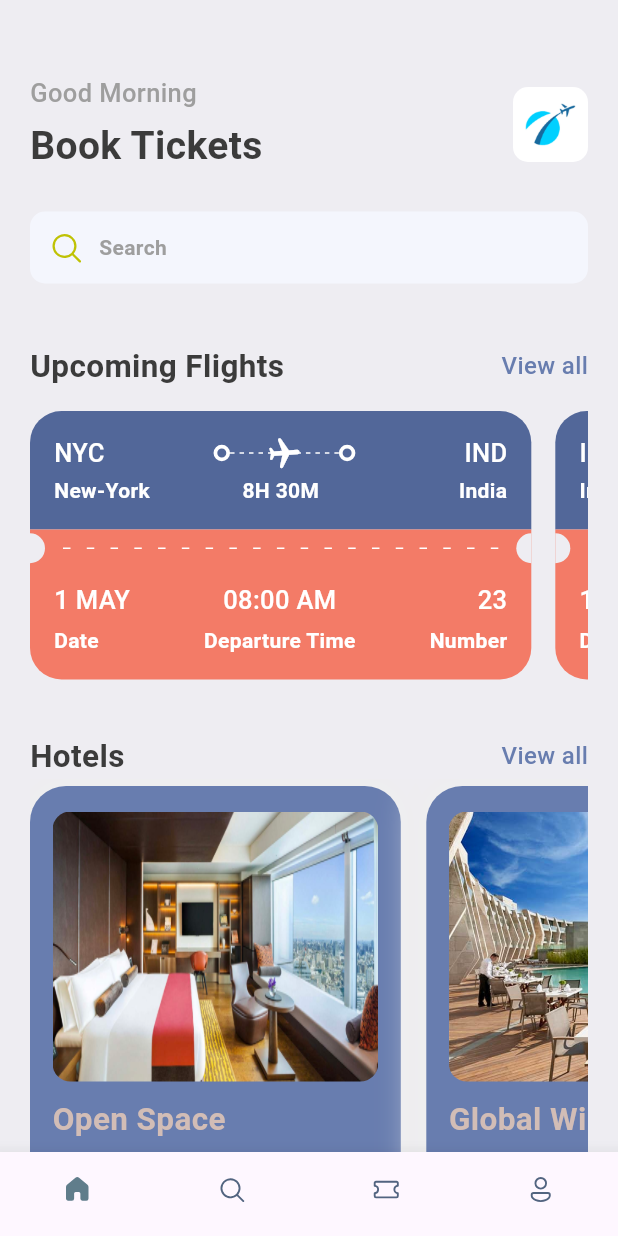
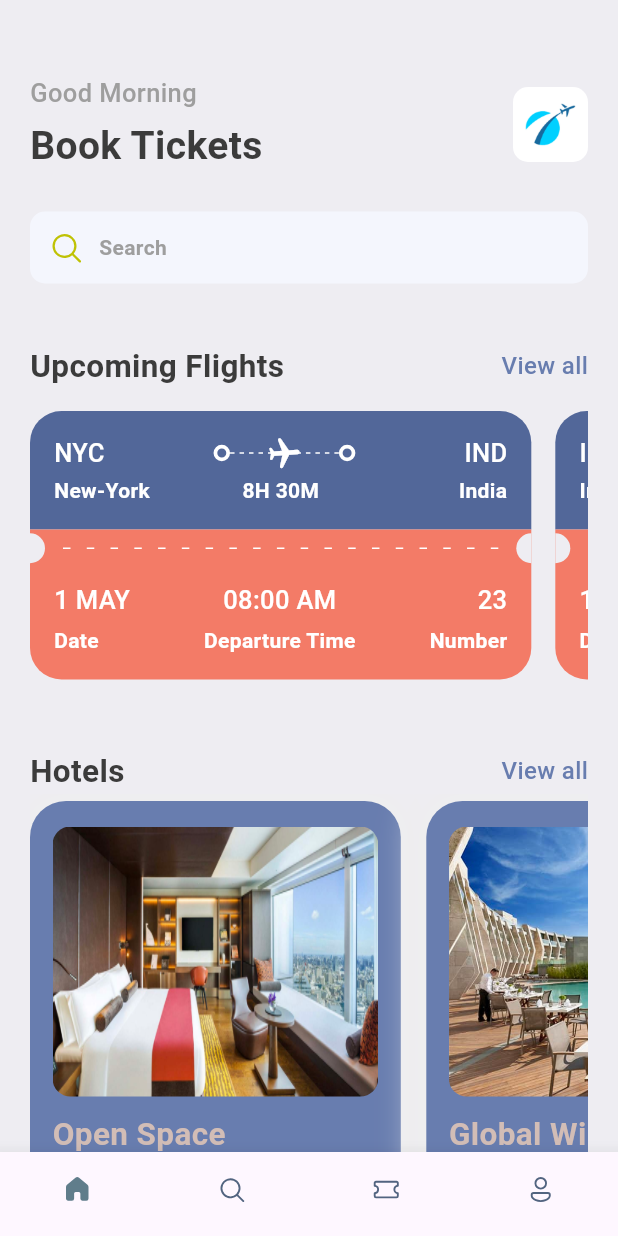
Before and after one commit to flutter-preview/MrCalifer-BookTicket_Flutter, a Flutter app: the screen it shows after launch, on a phone screen of 412 x 824 dp. Run offline on Flutter 3.47's test engine with Material 2 defaults, Android fonts, the phone set to English and light mode, and no system bars; our stand-ins replace fluentui_icons, gap, get.

Commit message:
Added dynamic width and height

```diff
--- a/lib/Home/bottom_bar.dart
+++ b/lib/Home/bottom_bar.dart
@@ -1,4 +1,5 @@
 import 'package:booktickets/Home/screen/home_screen.dart';
+import 'package:booktickets/Utils/app_layout.dart';
 import 'package:fluentui_icons/fluentui_icons.dart';
 import 'package:flutter/material.dart';
 
@@ -36,7 +37,7 @@ class _BottomBarState extends State<BottomBar> {
         unselectedItemColor: const Color(0xFF526480),
         elevation: 10,
         onTap: _onItemTap,
-        iconSize: 20,
+        iconSize: AppLayout.getHeight(20),
         type: BottomNavigationBarType.fixed,
         items: const [
           BottomNavigationBarItem(
--- a/lib/Home/screen/home_screen.dart
+++ b/lib/Home/screen/home_screen.dart
@@ -3,6 +3,7 @@ import 'package:booktickets/Home/views/hotel_view/hotel_view.dart';
 import 'package:booktickets/Home/views/search_view/search_view.dart';
 import 'package:booktickets/Home/views/ticket_view/ticket_view.dart';
 import 'package:booktickets/Utils/app_info_list.dart';
+import 'package:booktickets/Utils/app_layout.dart';
 import 'package:booktickets/Utils/app_styles.dart';
 import 'package:flutter/material.dart';
 import 'package:gap/gap.dart';
@@ -17,19 +18,21 @@ class HomeScreen extends StatelessWidget {
       body: ListView(
         children: [
           Container(
-            padding: const EdgeInsets.symmetric(horizontal: 20, vertical: 10),
+            padding: EdgeInsets.symmetric(
+                horizontal: AppLayout.getHeight(20),
+                vertical: AppLayout.getHeight(10)),
             child: Column(
               children: [
                 //Header View
-                const Gap(40),
+                Gap(AppLayout.getHeight(40)),
                 const HeaderView(),
 
                 //Search Bar View
-                const Gap(25),
+                Gap(AppLayout.getHeight(25)),
                 const SearchBarView(),
 
                 // Upcoming Flight View
-                const Gap(40),
+                Gap(AppLayout.getHeight(40)),
                 Row(
                   mainAxisAlignment: MainAxisAlignment.spaceBetween,
                   children: [
@@ -50,7 +53,7 @@ class HomeScreen extends StatelessWidget {
                 ),
 
                 // Ticket List View
-                const Gap(15),
+                Gap(AppLayout.getHeight(15)),
                 SingleChildScrollView(
                   scrollDirection: Axis.horizontal,
                   child: Row(
@@ -60,7 +63,7 @@ class HomeScreen extends StatelessWidget {
                 ),
 
                 //Hotel View
-                const Gap(15),
+                Gap(AppLayout.getHeight(15)),
                 Row(
                   mainAxisAlignment: MainAxisAlignment.spaceBetween,
                   children: [
--- a/lib/Home/views/header_view/header_view.dart
+++ b/lib/Home/views/header_view/header_view.dart
@@ -1,3 +1,4 @@
+import 'package:booktickets/Utils/app_layout.dart';
 import 'package:booktickets/Utils/app_styles.dart';
 import 'package:flutter/material.dart';
 import 'package:gap/gap.dart';
@@ -14,7 +15,7 @@ class HeaderView extends StatelessWidget {
           crossAxisAlignment: CrossAxisAlignment.start,
           children: [
             Text("Good Morning", style: Styles.headLineStyle3),
-            const Gap(5),
+            Gap(AppLayout.getHeight(5)),
             Text(
               "Book Tickets",
               style: Styles.headLineStyle1,
@@ -22,10 +23,10 @@ class HeaderView extends StatelessWidget {
           ],
         ),
         Container(
-          width: 50,
-          height: 50,
+          width: AppLayout.getWidth(50),
+          height: AppLayout.getHeight(50),
           decoration: BoxDecoration(
-              borderRadius: BorderRadius.circular(10),
+              borderRadius: BorderRadius.circular(AppLayout.getHeight(10)),
               image: const DecorationImage(
                   fit: BoxFit.fitHeight,
                   image: AssetImage("assest/images/img_1.png"))),
--- a/lib/Home/views/hotel_view/hotel_view.dart
+++ b/lib/Home/views/hotel_view/hotel_view.dart
@@ -11,38 +11,43 @@ class HotelView extends StatelessWidget {
   Widget build(BuildContext context) {
     final size = AppLayout.getSize(context);
     return Container(
-      padding: const EdgeInsets.symmetric(horizontal: 15, vertical: 17),
-      margin: const EdgeInsets.only(right: 17, top: 5),
+      padding: EdgeInsets.symmetric(
+          horizontal: AppLayout.getHeight(15),
+          vertical: AppLayout.getHeight(17)),
+      margin: EdgeInsets.only(
+          right: AppLayout.getHeight(17), top: AppLayout.getHeight(5)),
       decoration: BoxDecoration(
           color: Styles.primaryColor,
-          borderRadius: BorderRadius.circular(24),
+          borderRadius: BorderRadius.circular(AppLayout.getHeight(24)),
           boxShadow: [
             BoxShadow(
-                color: Colors.grey.shade200, blurRadius: 20, spreadRadius: 5)
+                color: Colors.grey.shade200,
+                blurRadius: AppLayout.getHeight(20),
+                spreadRadius: AppLayout.getHeight(5))
           ]),
       width: size.width * 0.6, // 60% of the container width
-      height: 350,
+      height: AppLayout.getHeight(360),
       child: Column(crossAxisAlignment: CrossAxisAlignment.start, children: [
         Container(
-          height: 180,
+          height: AppLayout.getHeight(180),
           decoration: BoxDecoration(
               color: Styles.primaryColor,
-              borderRadius: BorderRadius.circular(12),
+              borderRadius: BorderRadius.circular(AppLayout.getHeight(12)),
               image: DecorationImage(
                   fit: BoxFit.fill,
                   image: AssetImage("assest/images/${hotel['image']}"))),
         ),
-        const Gap(10),
+        Gap(AppLayout.getHeight(10)),
         Text(
           hotel['place'],
           style: Styles.headLineStyle2.copyWith(color: Styles.kakiCOlor),
         ),
-        const Gap(5),
+        Gap(AppLayout.getHeight(5)),
         Text(
           hotel['destination'],
           style: Styles.headLineStyle3.copyWith(color: Colors.white),
         ),
-        const Gap(8),
+        Gap(AppLayout.getHeight(8)),
         Text(
           "\$${hotel['price']}/night",
           style: Styles.headLineStyle1.copyWith(color: Styles.kakiCOlor),
--- a/lib/Home/views/search_view/search_view.dart
+++ b/lib/Home/views/search_view/search_view.dart
@@ -1,3 +1,4 @@
+import 'package:booktickets/Utils/app_layout.dart';
 import 'package:booktickets/Utils/app_styles.dart';
 import 'package:fluentui_icons/fluentui_icons.dart';
 import 'package:flutter/material.dart';
@@ -10,13 +11,13 @@ class SearchBarView extends StatelessWidget {
   Widget build(BuildContext context) {
     return Container(
       decoration: BoxDecoration(
-          borderRadius: BorderRadius.circular(10),
+          borderRadius: BorderRadius.circular(AppLayout.getHeight(10)),
           color: const Color(0xFFF4F6FD)),
-      padding: const EdgeInsets.all(12),
+      padding: EdgeInsets.all(AppLayout.getHeight(12)),
       child: Row(children: [
         const Icon(FluentSystemIcons.ic_fluent_search_regular,
             color: Color(0xFFBFC205)),
-        const Gap(10),
+        Gap(AppLayout.getHeight(10)),
         Text("Search", style: Styles.headLineStyle4)
       ]),
     );
--- a/lib/Home/views/ticket_view/ticket_footer_view.dart
+++ b/lib/Home/views/ticket_view/ticket_footer_view.dart
@@ -1,3 +1,4 @@
+import 'package:booktickets/Utils/app_layout.dart';
 import 'package:booktickets/Utils/app_styles.dart';
 import 'package:flutter/material.dart';
 import 'package:gap/gap.dart';
@@ -18,10 +19,15 @@ class TicketFooterView extends StatelessWidget {
     return Container(
       decoration: BoxDecoration(
         color: Styles.orangeColor,
-        borderRadius: const BorderRadius.only(
-            bottomLeft: Radius.circular(21), bottomRight: Radius.circular(21)),
+        borderRadius: BorderRadius.only(
+            bottomLeft: Radius.circular(AppLayout.getHeight(21)),
+            bottomRight: Radius.circular(AppLayout.getHeight(21))),
       ),
-      padding: const EdgeInsets.only(left: 16, top: 10, right: 16, bottom: 16),
+      padding: EdgeInsets.only(
+          left: AppLayout.getHeight(16),
+          top: AppLayout.getHeight(10),
+          right: AppLayout.getHeight(16),
+          bottom: AppLayout.getHeight(16)),
       child: Column(
         children: [
           Row(
@@ -34,7 +40,7 @@ class TicketFooterView extends StatelessWidget {
                     date,
                     style: Styles.headLineStyle3.copyWith(color: Colors.white),
                   ),
-                  const Gap(5),
+                  Gap(AppLayout.getHeight(5)),
                   Text(
                     "Date",
                     style: Styles.headLineStyle4.copyWith(color: Colors.white),
@@ -48,7 +54,7 @@ class TicketFooterView extends StatelessWidget {
                     dedepartureTime,
                     style: Styles.headLineStyle3.copyWith(color: Colors.white),
                   ),
-                  const Gap(5),
+                  Gap(AppLayout.getHeight(5)),
                   Text(
                     "Departure Time",
                     style: Styles.headLineStyle4.copyWith(color: Colors.white),
@@ -62,7 +68,7 @@ class TicketFooterView extends StatelessWidget {
                     "$number",
                     style: Styles.headLineStyle3.copyWith(color: Colors.white),
                   ),
-                  const Gap(5),
+                  Gap(AppLayout.getHeight(5)),
                   Text(
                     "Number",
                     style: Styles.headLineStyle4.copyWith(color: Colors.white),
--- a/lib/Home/views/ticket_view/ticket_header_view.dart
+++ b/lib/Home/views/ticket_view/ticket_header_view.dart
@@ -1,3 +1,4 @@
+import 'package:booktickets/Utils/app_layout.dart';
 import 'package:booktickets/Utils/app_styles.dart';
 import 'package:booktickets/widgets/thick_container.dart';
 import 'package:flutter/material.dart';
@@ -21,12 +22,13 @@ class TicketHeaderView extends StatelessWidget {
   @override
   Widget build(BuildContext context) {
     return Container(
-      decoration: const BoxDecoration(
-        color: Color(0xFF526799),
+      decoration: BoxDecoration(
+        color: const Color(0xFF526799),
         borderRadius: BorderRadius.only(
-            topLeft: Radius.circular(21), topRight: Radius.circular(21)),
+            topLeft: Radius.circular(AppLayout.getHeight(21)),
+            topRight: Radius.circular(AppLayout.getHeight(21))),
       ),
-      padding: const EdgeInsets.all(16),
+      padding: EdgeInsets.all(AppLayout.getHeight(16)),
       child: Column(
         children: [
           Row(
@@ -41,7 +43,7 @@ class TicketHeaderView extends StatelessWidget {
                   child: Stack(
                 children: [
                   SizedBox(
-                    height: 24,
+                    height: AppLayout.getHeight(24),
                     child: LayoutBuilder(
                       builder: ((context, constraints) {
                         return Flex(
@@ -79,12 +81,12 @@ class TicketHeaderView extends StatelessWidget {
               )
             ],
           ),
-          const Gap(3),
+          Gap(AppLayout.getHeight(3)),
           Row(
             mainAxisAlignment: MainAxisAlignment.spaceBetween,
             children: [
               SizedBox(
-                width: 100,
+                width: AppLayout.getWidth(100),
                 child: Text(
                   fromName,
                   style: Styles.headLineStyle4.copyWith(color: Colors.white),
@@ -95,7 +97,7 @@ class TicketHeaderView extends StatelessWidget {
                 style: Styles.headLineStyle4.copyWith(color: Colors.white),
               ),
               SizedBox(
-                width: 100,
+                width: AppLayout.getWidth(100),
                 child: Text(
                   toName,
                   textAlign: TextAlign.end,
--- a/lib/Home/views/ticket_view/ticket_middle_view.dart
+++ b/lib/Home/views/ticket_view/ticket_middle_view.dart
@@ -1,3 +1,4 @@
+import 'package:booktickets/Utils/app_layout.dart';
 import 'package:booktickets/Utils/app_styles.dart';
 import 'package:flutter/material.dart';
 
@@ -7,23 +8,24 @@ class TicketMiddleView extends StatelessWidget {
   @override
   Widget build(BuildContext context) {
     /**Showing ticket view middle segment */
-    return  Container(
+    return Container(
       color: Styles.orangeColor,
       child: Row(
         children: [
-                  const SizedBox(
-                    height: 20,
-                    width: 10,
+          SizedBox(
+            height: AppLayout.getHeight(20),
+            width: AppLayout.getWidth(10),
             child: DecoratedBox(
                 decoration: BoxDecoration(
-                            color: Color(0xFFeeedf2),
+                    color: const Color(0xFFeeedf2),
                     borderRadius: BorderRadius.only(
-                                topRight: Radius.circular(10),
-                                bottomRight: Radius.circular(10)))),
+                        topRight: Radius.circular(AppLayout.getHeight(10)),
+                        bottomRight:
+                            Radius.circular(AppLayout.getHeight(10))))),
           ),
           Expanded(
               child: Padding(
-                    padding: const EdgeInsets.all(12.0),
+            padding: EdgeInsets.all(AppLayout.getHeight(12)),
             child: LayoutBuilder(
               builder: ((context, constraints) {
                 return Flex(
@@ -36,22 +38,21 @@ class TicketMiddleView extends StatelessWidget {
                             width: 5,
                             height: 1,
                             child: DecoratedBox(
-                                        decoration:
-                                            BoxDecoration(color: Colors.white)),
+                                decoration: BoxDecoration(color: Colors.white)),
                           )),
                 );
               }),
             ),
           )),
-                  const SizedBox(
-                    height: 20,
-                    width: 10,
+          SizedBox(
+            height: AppLayout.getHeight(20),
+            width: AppLayout.getWidth(10),
             child: DecoratedBox(
                 decoration: BoxDecoration(
-                            color: Color(0xFFeeedf2),
+                    color: const Color(0xFFeeedf2),
                     borderRadius: BorderRadius.only(
-                                topLeft: Radius.circular(10),
-                                bottomLeft: Radius.circular(10)))),
+                        topLeft: Radius.circular(AppLayout.getHeight(10)),
+                        bottomLeft: Radius.circular(AppLayout.getHeight(10))))),
           ),
         ],
       ),
--- a/lib/Home/views/ticket_view/ticket_view.dart
+++ b/lib/Home/views/ticket_view/ticket_view.dart
@@ -21,9 +21,9 @@ class TicketView extends StatelessWidget {
     final number = ticket['number'];
     return SizedBox(
       width: size.width * 0.85, // Use 85% of the screen width
-      height: 200,
+      height: AppLayout.getHeight(210),
       child: Container(
-        margin: const EdgeInsets.only(right: 16),
+        margin: EdgeInsets.only(right: AppLayout.getHeight(16)),
         child: Column(
           mainAxisSize: MainAxisSize.min,
           children: [
--- a/lib/Utils/app_layout.dart
+++ b/lib/Utils/app_layout.dart
@@ -1,7 +1,28 @@
 import 'package:flutter/material.dart';
+import 'package:get/get.dart';
 
 class AppLayout {
   static getSize(BuildContext context) {
     return MediaQuery.of(context).size;
   }
+
+  static getScreenHeight() {
+    return Get.height;
+  }
+
+  static getSceenWidth() {
+    return Get.width;
+  }
+
+  ///Get width of the screen in pixels
+  static getWidth(double pixels) {
+    double x = getSceenWidth()/ pixels; // Get Screen oroportion
+    return getSceenWidth() / x;
+  }
+
+  ///Get height of the screen in pixels
+  static getHeight(double pixels) {
+    double x = getScreenHeight() / pixels; // Get Screen oroportion
+    return getScreenHeight() / x;
+  }
 }
--- a/pubspec.yaml
+++ b/pubspec.yaml
@@ -37,6 +37,7 @@ dependencies:
   cupertino_icons: ^1.0.2
   fluentui_icons: ^1.0.0
   gap: ^3.0.0
+  get:
 
 dev_dependencies:
   flutter_test:
```
Also changed, not shown: pubspec.lock. Lines whose indentation alone changed are shown as unchanged.
